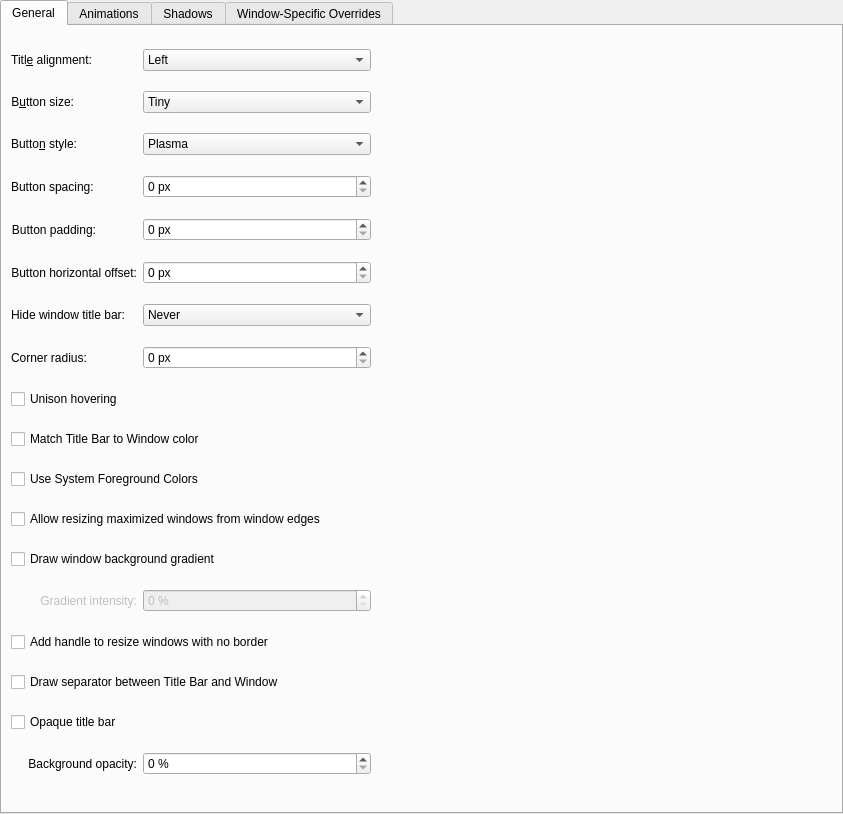
Above: config/ui/breezeconfigurationui.ui from kupiqu/SierraBreezeEnhanced before the change. Below: the same form after it.
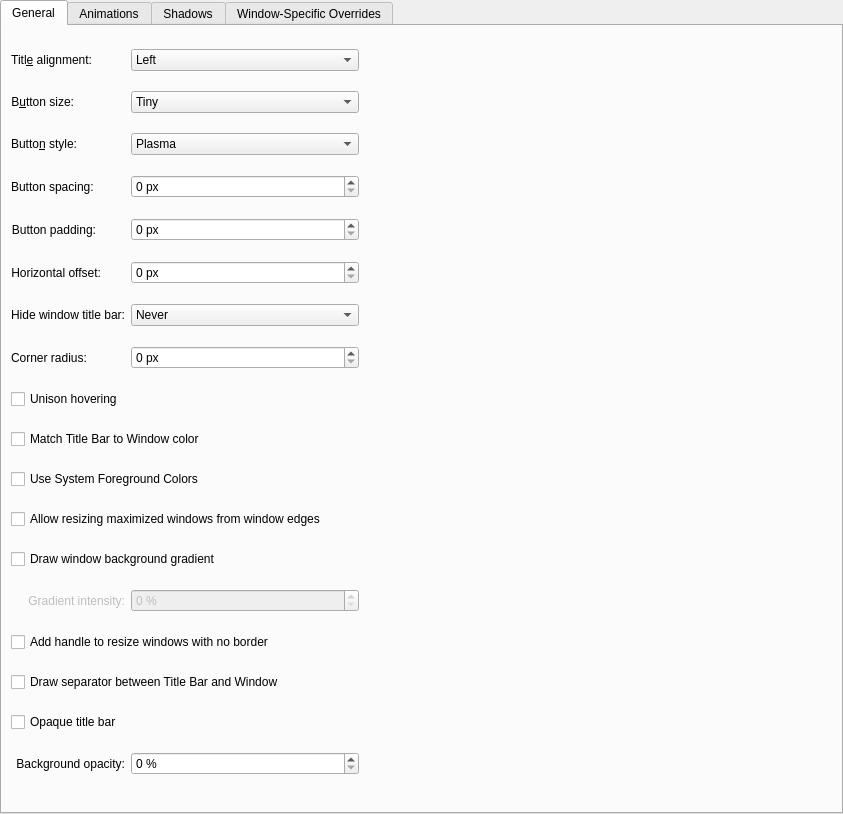
That is the form after the change. Custom widgets are drawn as their Qt base class.

Commit message: V1.3.1 - horizontal offset refinement

Diff of the .ui file:
```diff
--- a/config/ui/breezeconfigurationui.ui
+++ b/config/ui/breezeconfigurationui.ui
@@ -173,7 +173,7 @@
        <item row="5" column="1" alignment="Qt::AlignLeft">
          <widget class="QLabel" name="buttonHOffsetLabel">
            <property name="text">
-             <string>Button horizontal offset:</string>
+             <string>Horizontal offset:</string>
            </property>
            <property name="alignment">
              <set>Qt::AlignRight|Qt::AlignTrailing|Qt::AlignVCenter</set>
```
Left out of the diff: 8 changed lines with no effect on the pictures. The commit also changes 5 other files.
